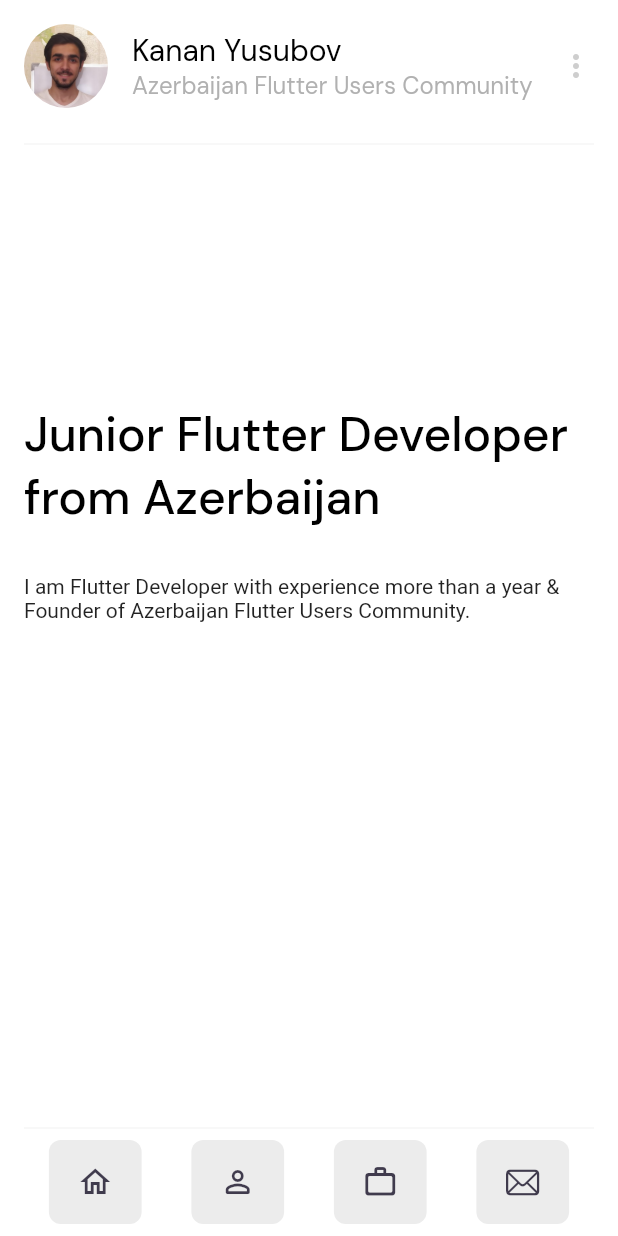
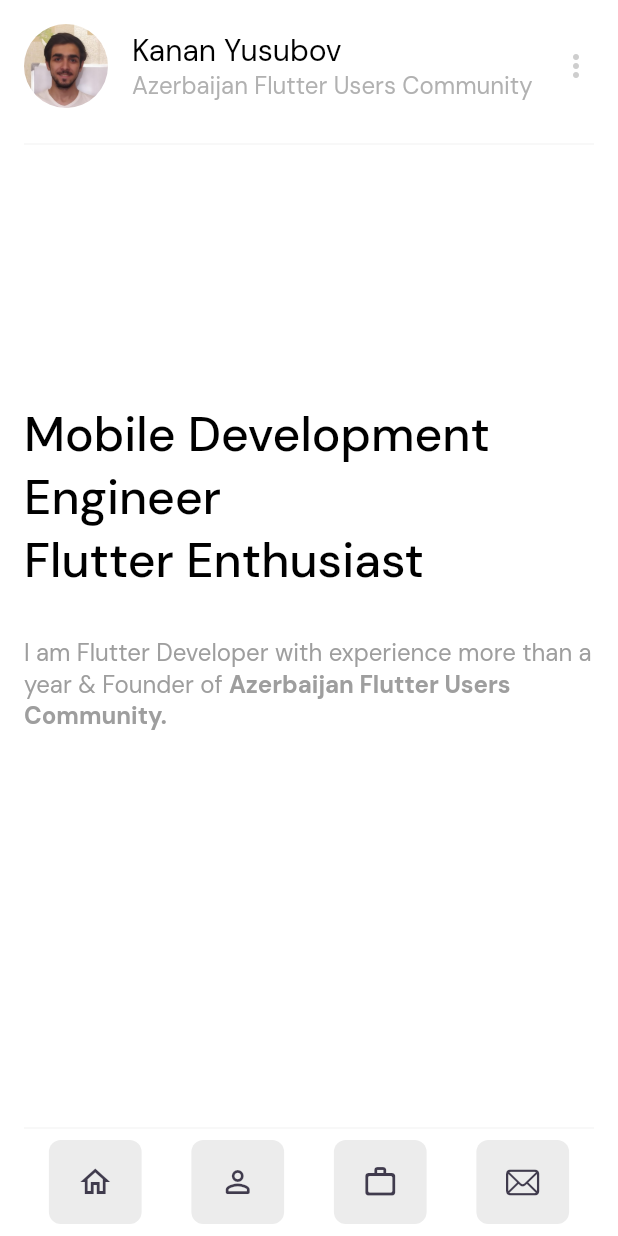
Before and after one commit to thisisyusub/Portfolio, a Flutter app: the screen it shows after launch, on a phone screen of 412 x 824 dp. Run offline on Flutter 3.47's test engine with Material 2 defaults, Android fonts, the phone set to English and light mode, and no system bars; our stand-ins replace font_awesome_flutter, google_fonts, url_strategy.

Commit message:
home changed

```diff
--- a/lib/presentation/pages/sections/home.dart
+++ b/lib/presentation/pages/sections/home.dart
@@ -21,17 +21,35 @@
             children: [
               SizedBox(height: deviceInfo.size.height * 0.20),
               Text(
-                'Junior Flutter Developer\nfrom Azerbaijan',
+                'Mobile Development Engineer\nFlutter Enthusiast',
                 style: Theme.of(context)
                     .textTheme
                     .headline2
                     ?.copyWith(fontSize: fontSize),
               ),
               const SizedBox(height: 30),
-              Text(
-                'I am Flutter Developer with experience more than a year & '
-                'Founder of Azerbaijan Flutter Users Community.',
+              RichText(
+                text: TextSpan(
+                  text: 'I am Flutter Developer with experience '
+                      'more than a year & Founder of ',
+                  style: Theme.of(context).textTheme.subtitle1?.copyWith(
+                        color: Theme.of(context).primaryColor,
+                      ),
+                  children: [
+                    TextSpan(
+                      text: 'Azerbaijan Flutter Users Community.',
+                      style: Theme.of(context).textTheme.subtitle1?.copyWith(
+                            color: Theme.of(context).primaryColor,
+                            fontWeight: FontWeight.bold,
+                          ),
+                    ),
+                  ],
+                ),
               ),
+              // Text(
+              //   'I am Flutter Developer with experience more than a year & '
+              //   'Founder of Azerbaijan Flutter Users Community.',
+              // ),
             ],
           );
         },
```
